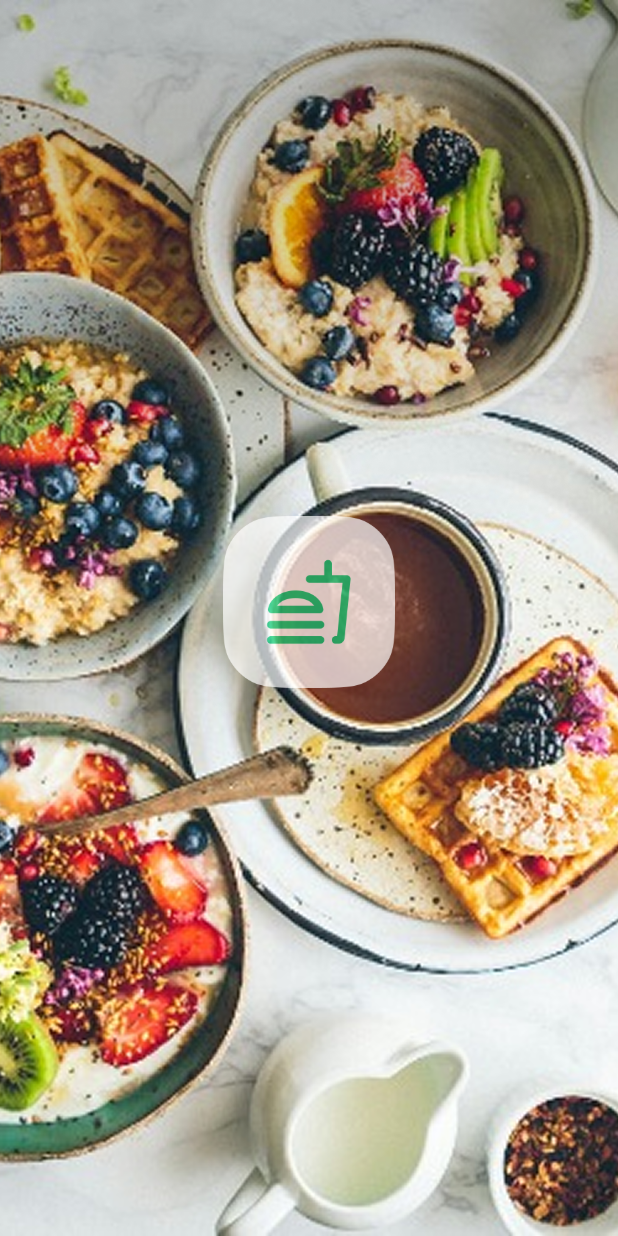
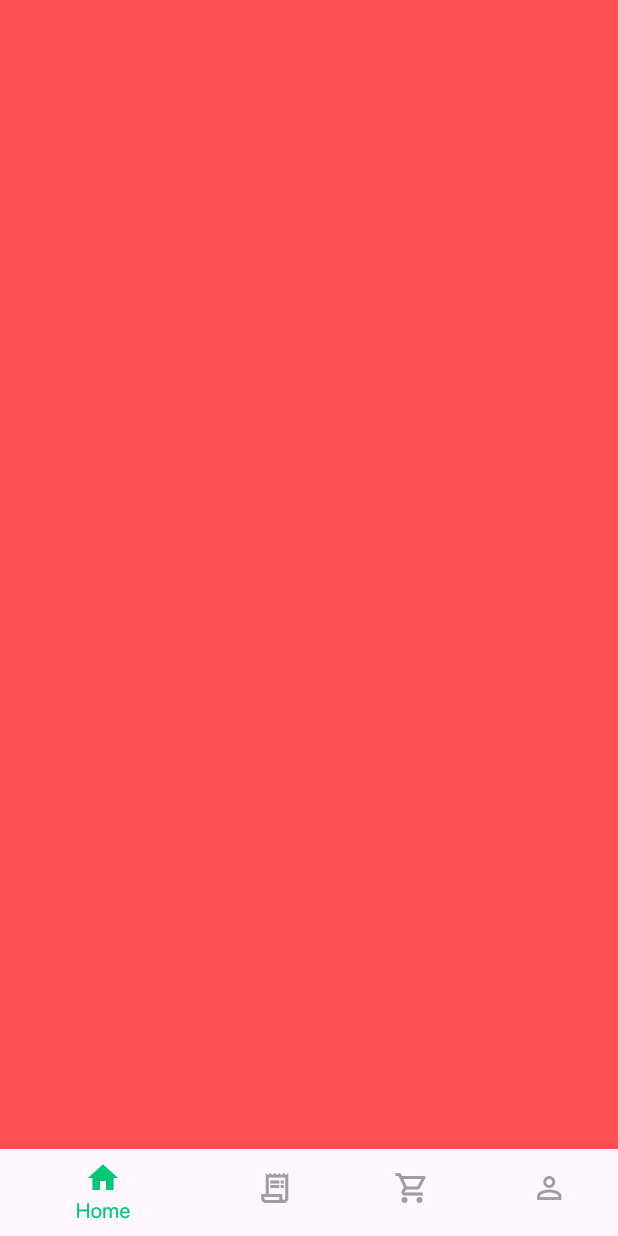
Before and after one commit to FakhrElddin/street_bite_app, a Flutter app: the first screen one second after launch, on a phone screen of 412 x 824 dp. Run offline on Flutter 3.47's test engine with Material 3 defaults, Android fonts, the phone set to English and light mode, and no system bars.

Commit message:
create main navigation screen (bottom navigation bar)

```diff
--- /dev/null
+++ b/lib/features/cart/presentation/screens/cart_view.dart
@@ -0,0 +1,12 @@
+import 'package:flutter/material.dart';
+
+class CartView extends StatelessWidget {
+  const CartView({super.key});
+
+  @override
+  Widget build(BuildContext context) {
+    return Container(
+      color: Colors.amber,
+    );
+  }
+}
--- /dev/null
+++ b/lib/features/home/presentation/screens/home_view.dart
@@ -0,0 +1,12 @@
+import 'package:flutter/material.dart';
+
+class HomeView extends StatelessWidget {
+  const HomeView({super.key});
+
+  @override
+  Widget build(BuildContext context) {
+    return Container(
+      color: Colors.redAccent,
+    );
+  }
+}
--- /dev/null
+++ b/lib/features/main_navigation/data/models/nav_bar_item_model.dart
@@ -0,0 +1,13 @@
+import 'package:flutter/material.dart';
+
+class NavBarItemModel {
+  final IconData icon;
+  final IconData activeIcon;
+  final String label;
+
+  const NavBarItemModel({
+    required this.icon,
+    required this.activeIcon,
+    required this.label,
+  });
+}
--- /dev/null
+++ b/lib/features/main_navigation/presentation/screens/main_navigation_screen.dart
@@ -0,0 +1,39 @@
+import 'package:flutter/material.dart';
+import 'package:street_bite_app/features/cart/presentation/screens/cart_view.dart';
+import 'package:street_bite_app/features/home/presentation/screens/home_view.dart';
+import 'package:street_bite_app/features/main_navigation/presentation/widgets/custom_bottom_nav_bar.dart';
+import 'package:street_bite_app/features/orders/presentation/screens/orders_view.dart';
+import 'package:street_bite_app/features/profile/presentation/screens/profile_view.dart';
+
+class MainNavigationScreen extends StatefulWidget {
+  const MainNavigationScreen({super.key});
+
+  @override
+  State<MainNavigationScreen> createState() => _MainNavigationScreenState();
+}
+
+class _MainNavigationScreenState extends State<MainNavigationScreen> {
+  int _currentIndex = 0;
+
+  final List<Widget> _views = const [
+    HomeView(),
+    OrdersView(),
+    CartView(),
+    ProfileView(),
+  ];
+
+  @override
+  Widget build(BuildContext context) {
+    return Scaffold(
+      body: IndexedStack(index: _currentIndex, children: _views),
+      bottomNavigationBar: CustomBottomNavBar(
+        currentIndex: _currentIndex,
+        onTap: (index) {
+          setState(() {
+            _currentIndex = index;
+          });
+        },
+      ),
+    );
+  }
+}
--- /dev/null
+++ b/lib/features/main_navigation/presentation/widgets/custom_bottom_nav_bar.dart
@@ -0,0 +1,54 @@
+import 'package:flutter/material.dart';
+import 'package:street_bite_app/core/utils/app_colors.dart';
+import 'package:street_bite_app/features/main_navigation/data/models/nav_bar_item_model.dart';
+
+class CustomBottomNavBar extends StatelessWidget {
+  const CustomBottomNavBar({
+    super.key,
+    required this.currentIndex,
+    required this.onTap,
+  });
+
+  final int currentIndex;
+  final void Function(int)? onTap;
+
+  final List<NavBarItemModel> items = const [
+    NavBarItemModel(
+      icon: Icons.home_outlined,
+      activeIcon: Icons.home,
+      label: 'Home',
+    ),
+    NavBarItemModel(
+      icon: Icons.receipt_long_outlined,
+      activeIcon: Icons.receipt_long,
+      label: 'Orders',
+    ),
+    NavBarItemModel(
+      icon: Icons.shopping_cart_outlined,
+      activeIcon: Icons.shopping_cart,
+      label: 'Cart',
+    ),
+    NavBarItemModel(
+      icon: Icons.person_outline,
+      activeIcon: Icons.person,
+      label: 'Profile',
+    ),
+  ];
+
+  @override
+  Widget build(BuildContext context) {
+    return BottomNavigationBar(
+      currentIndex: currentIndex,
+      onTap: onTap,
+      selectedItemColor: AppColors.primaryColor,
+      unselectedItemColor: AppColors.greyColor,
+      items: items.map((item) {
+        return BottomNavigationBarItem(
+          icon: Icon(item.icon),
+          activeIcon: Icon(item.activeIcon),
+          label: item.label,
+        );
+      }).toList(),
+    );
+  }
+}
--- /dev/null
+++ b/lib/features/orders/presentation/screens/orders_view.dart
@@ -0,0 +1,12 @@
+import 'package:flutter/material.dart';
+
+class OrdersView extends StatelessWidget {
+  const OrdersView({super.key});
+
+  @override
+  Widget build(BuildContext context) {
+    return Container(
+      color: Colors.blueAccent,
+    );
+  }
+}
--- /dev/null
+++ b/lib/features/profile/presentation/screens/profile_view.dart
@@ -0,0 +1,12 @@
+import 'package:flutter/material.dart';
+
+class ProfileView extends StatelessWidget {
+  const ProfileView({super.key});
+
+  @override
+  Widget build(BuildContext context) {
+    return Container(
+      color: Colors.purpleAccent,
+    );
+  }
+}
--- a/lib/main.dart
+++ b/lib/main.dart
@@ -1,6 +1,6 @@
 import 'package:flutter/material.dart';
 import 'package:street_bite_app/core/config/app_theme.dart';
-import 'package:street_bite_app/features/splash/presentation/screens/splash_screen.dart';
+import 'package:street_bite_app/features/main_navigation/presentation/screens/main_navigation_screen.dart';
 
 void main() {
   runApp(const MyApp());
@@ -14,7 +14,7 @@ class MyApp extends StatelessWidget {
     return MaterialApp(
       debugShowCheckedModeBanner: false,
       theme: AppTheme.lightTheme,
-      home: SplashScreen(),
+      home: const MainNavigationScreen(),
     );
   }
 }
```
